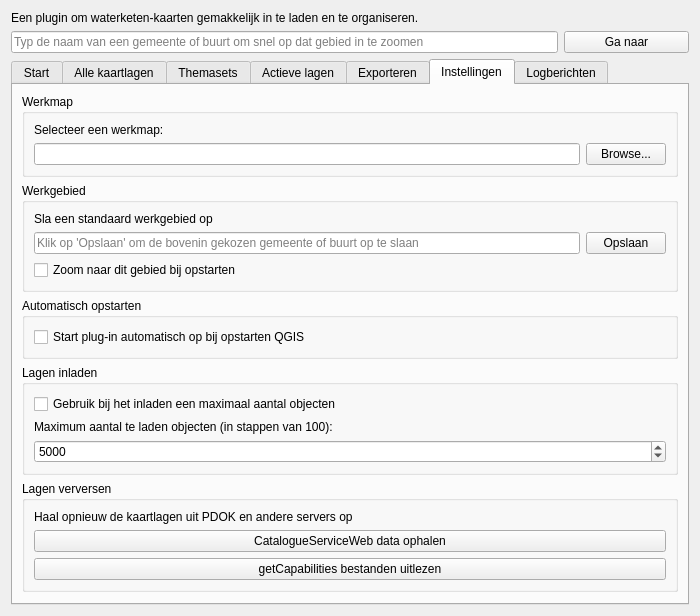
First picture: the form in gui/nad_maps_dockwidget.ui, repository NAD-Dataplatform/NADmaps, before the edit.
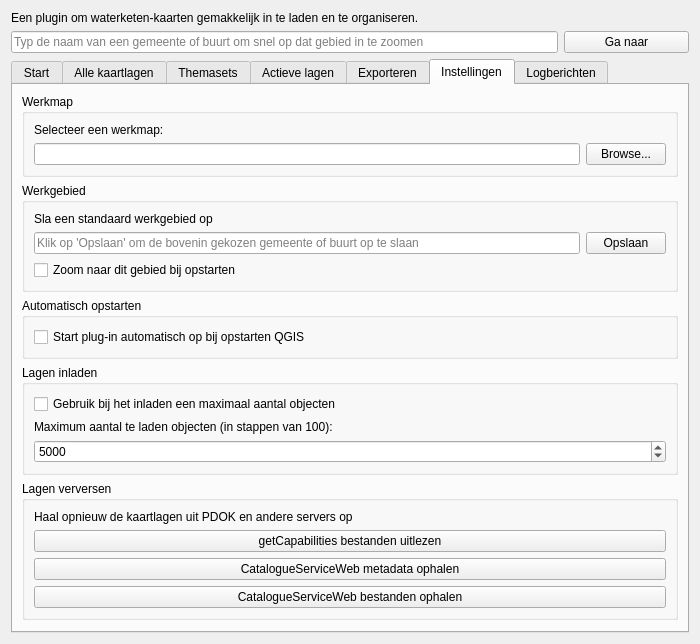
Second picture: the form after the edit. The open tabs and pages were chosen to show the change.

```diff
--- a/gui/nad_maps_dockwidget.ui
+++ b/gui/nad_maps_dockwidget.ui
@@ -1233,13 +1233,6 @@
             </property>
            </widget>
           </item>
-          <item>
-           <widget class="QPushButton" name="pushButtonGetCSWdata">
-            <property name="text">
-             <string>CatalogueServiceWeb data ophalen</string>
-            </property>
-           </widget>
-          </item>
           <item>
            <widget class="QPushButton" name="pushButtonGetLayers">
             <property name="text">
@@ -1247,6 +1240,20 @@
             </property>
            </widget>
           </item>
+          <item>
+           <widget class="QPushButton" name="pushButtonGetCSWlist">
+            <property name="text">
+             <string>CatalogueServiceWeb metadata ophalen</string>
+            </property>
+           </widget>
+          </item>
+          <item>
+           <widget class="QPushButton" name="pushButtonGetCSWLayers">
+            <property name="text">
+             <string>CatalogueServiceWeb bestanden ophalen</string>
+            </property>
+           </widget>
+          </item>
          </layout>
         </widget>
        </item>
```
